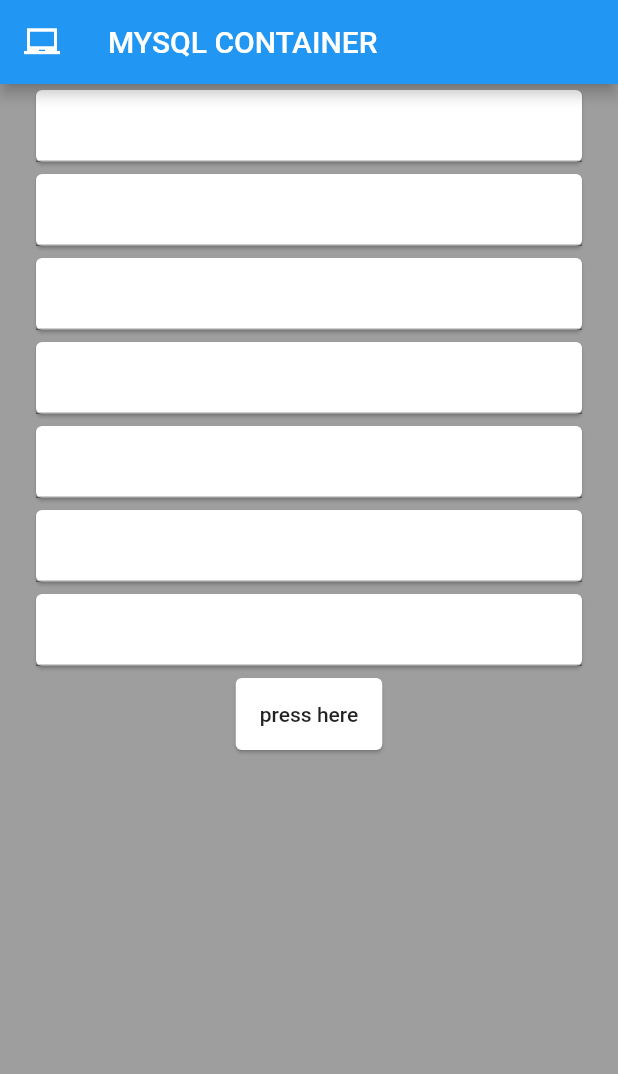
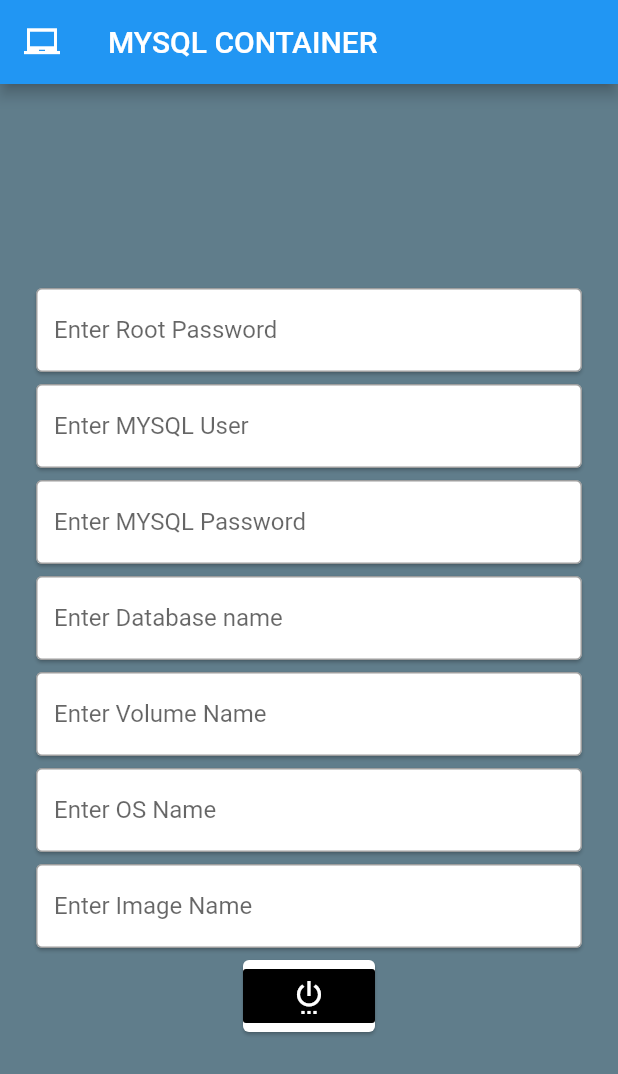
Before and after one commit to aaditya2801/dockerApp, a Flutter app: the screen it shows after launch, in the side drawer, after a tap on "DB LAUNCHER", on a phone screen of 412 x 824 dp. Shown: the top 1074 px of the screen. Run offline on Flutter 3.47's test engine with Material 2 defaults, Android fonts, the phone set to English and light mode, and no system bars; our stand-ins replace audioplayers, fluttertoast; missing offline and left inert: flutter_statusbarcolor; network calls fail.

Commit message:
Update mysql.dart

```diff
--- a/lib/mysql.dart
+++ b/lib/mysql.dart
@@ -2,6 +2,8 @@
 import 'package:flutter/material.dart';
 import 'package:http/http.dart' as http;
 import 'package:fluttertoast/fluttertoast.dart';
+import 'package:audioplayers/audio_cache.dart';
+import 'package:audioplayers/audioplayers.dart';
 
 web(rootpass, mysqluser, mysqlpass, mysqldb, volume, osname, imagename) async {
   var url =
@@ -14,9 +16,9 @@
   Fluttertoast.showToast(
       msg: "Container Launched",
       toastLength: Toast.LENGTH_SHORT,
-      gravity: ToastGravity.BOTTOM,
+      gravity: ToastGravity.CENTER,
       timeInSecForIosWeb: 6,
-      backgroundColor: Colors.amber,
+      backgroundColor: Colors.black,
       textColor: Colors.white,
       fontSize: 16.0);
 }
@@ -38,9 +40,10 @@
         title: Text('MYSQL CONTAINER'),
       ),
       body: Center(
+        child: SingleChildScrollView(
           child: Container(
             padding: EdgeInsets.symmetric(horizontal: 20),
-          color: Colors.grey,
+            color: Colors.blueGrey,
             child: Column(
               children: [
                 Card(
@@ -48,6 +51,13 @@
                     onChanged: (val) {
                       rootpass = val;
                     },
+                    autocorrect: false,
+                    cursorColor: Colors.blue,
+                    style: TextStyle(height: 1),
+                    decoration: InputDecoration(
+                      hintText: 'Enter Root Password ',
+                      border: const OutlineInputBorder(),
+                    ),
                   ),
                 ),
                 Card(
@@ -55,6 +65,13 @@
                     onChanged: (val) {
                       mysqluser = val;
                     },
+                    autocorrect: false,
+                    cursorColor: Colors.blue,
+                    style: TextStyle(height: 1),
+                    decoration: InputDecoration(
+                      hintText: 'Enter MYSQL User ',
+                      border: const OutlineInputBorder(),
+                    ),
                   ),
                 ),
                 Card(
@@ -62,6 +79,13 @@
                     onChanged: (val) {
                       mysqlpass = val;
                     },
+                    autocorrect: false,
+                    cursorColor: Colors.blue,
+                    style: TextStyle(height: 1),
+                    decoration: InputDecoration(
+                      hintText: 'Enter MYSQL Password ',
+                      border: const OutlineInputBorder(),
+                    ),
                   ),
                 ),
                 Card(
@@ -69,6 +93,13 @@
                     onChanged: (val) {
                       mysqldb = val;
                     },
+                    autocorrect: false,
+                    cursorColor: Colors.blue,
+                    style: TextStyle(height: 1),
+                    decoration: InputDecoration(
+                      hintText: 'Enter Database name ',
+                      border: const OutlineInputBorder(),
+                    ),
                   ),
                 ),
                 Card(
@@ -76,6 +107,13 @@
                     onChanged: (val) {
                       volume = val;
                     },
+                    autocorrect: false,
+                    cursorColor: Colors.blue,
+                    style: TextStyle(height: 1),
+                    decoration: InputDecoration(
+                      hintText: 'Enter Volume Name ',
+                      border: const OutlineInputBorder(),
+                    ),
                   ),
                 ),
                 Card(
@@ -83,6 +121,13 @@
                     onChanged: (val) {
                       osname = val;
                     },
+                    autocorrect: false,
+                    cursorColor: Colors.blue,
+                    style: TextStyle(height: 1),
+                    decoration: InputDecoration(
+                      hintText: 'Enter OS Name ',
+                      border: const OutlineInputBorder(),
+                    ),
                   ),
                 ),
                 Card(
@@ -90,21 +135,36 @@
                     onChanged: (val) {
                       imagename = val;
                     },
+                    autocorrect: false,
+                    cursorColor: Colors.blue,
+                    style: TextStyle(height: 1),
+                    decoration: InputDecoration(
+                      hintText: 'Enter Image Name ',
+                      border: const OutlineInputBorder(),
+                    ),
                   ),
                 ),
                 Card(
                   child: FlatButton(
+                      color: Colors.black,
                       onPressed: () {
+                        final play = AudioCache();
+                        play.play('database.mp3');
                         myt2();
                         web(rootpass, mysqluser, mysqlpass, mysqldb, volume,
                             osname, imagename);
                       },
-                    child: Text('press here')),
+                      child: Icon(
+                        Icons.settings_power,
+                        color: Colors.white,
+                      )),
                 )
               ],
             ),
           ),
         ),
+      ),
+      backgroundColor: Colors.blueGrey,
     );
   }
 }
```
Lines whose indentation alone changed are shown as unchanged.
